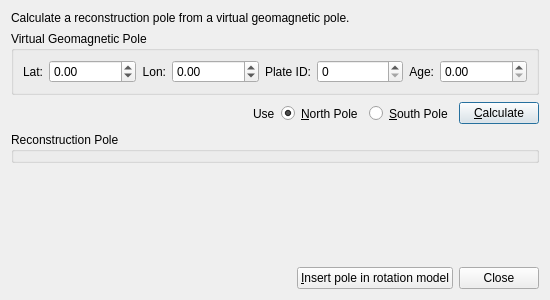
Old version of the form src/qt-widgets/CalculateReconstructionPoleDialogUi.ui in the repository GPlates/GPlates.
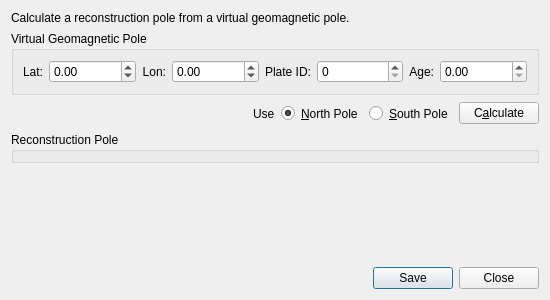
New version of the form.

```diff
--- a/src/qt-widgets/CalculateReconstructionPoleDialogUi.ui
+++ b/src/qt-widgets/CalculateReconstructionPoleDialogUi.ui
@@ -222,7 +222,7 @@
      <item>
       <widget class="QPushButton" name="button_calculate">
        <property name="text">
-        <string>&amp;Calculate</string>
+        <string>C&amp;alculate</string>
        </property>
       </widget>
      </item>
@@ -249,38 +249,11 @@
     </spacer>
    </item>
    <item>
-    <layout class="QHBoxLayout">
-     <item>
-      <spacer>
-       <property name="orientation">
-        <enum>Qt::Horizontal</enum>
-       </property>
-       <property name="sizeHint" stdset="0">
-        <size>
-         <width>40</width>
-         <height>20</height>
-        </size>
-       </property>
-      </spacer>
-     </item>
-     <item>
-      <widget class="QPushButton" name="button_apply">
-       <property name="enabled">
-        <bool>true</bool>
-       </property>
-       <property name="text">
-        <string>&amp;Insert pole in rotation model</string>
-       </property>
-      </widget>
-     </item>
-     <item>
-      <widget class="QPushButton" name="button_done">
-       <property name="text">
-        <string>Close</string>
-       </property>
-      </widget>
-     </item>
-    </layout>
+    <widget class="QDialogButtonBox" name="main_buttonbox">
+     <property name="standardButtons">
+      <set>QDialogButtonBox::Close|QDialogButtonBox::Save</set>
+     </property>
+    </widget>
    </item>
   </layout>
  </widget>
```
Left out of the diff: 2 changed lines with no effect on the pictures.
